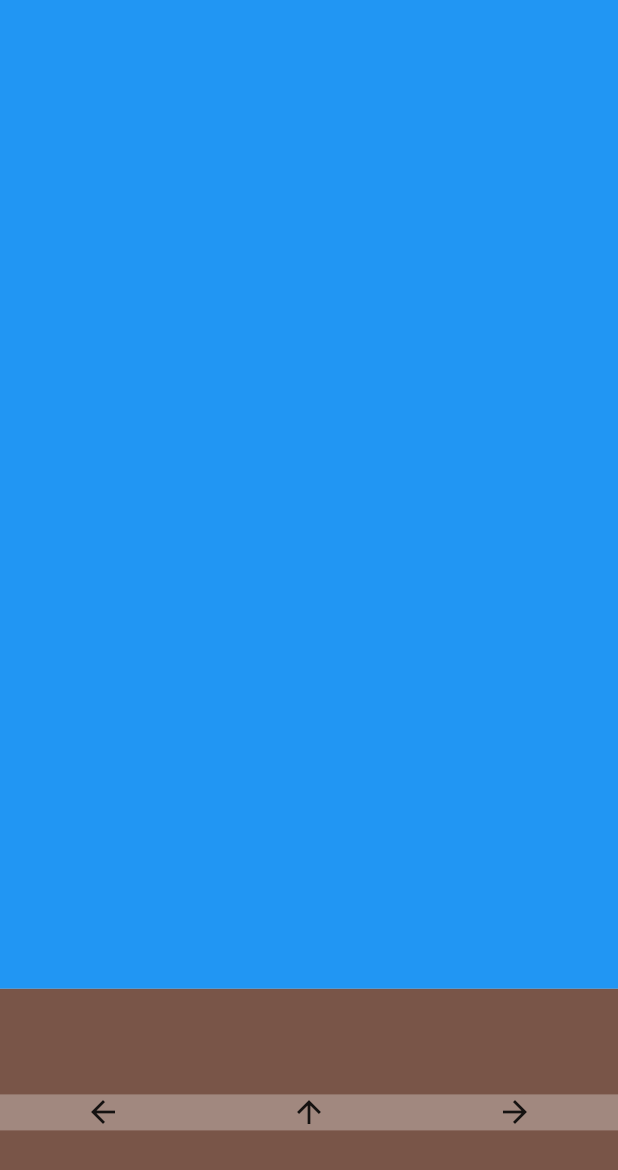
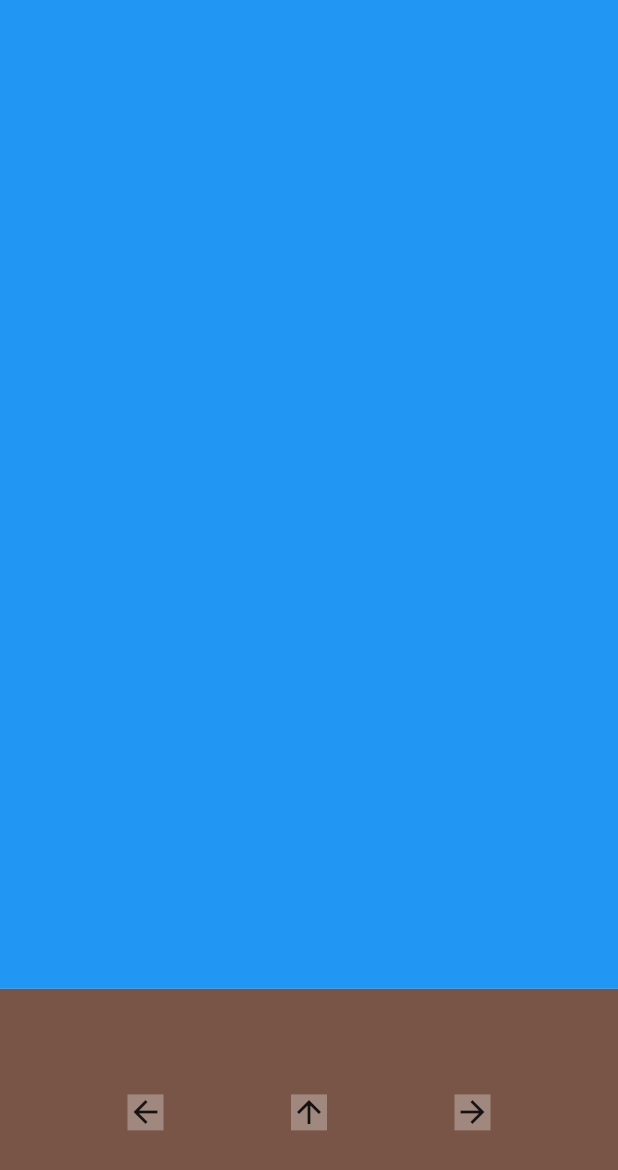
Before and after one commit to anurag-bit/Project-Mario_v2, a Flutter app: the screen it shows after launch, on a phone screen of 412 x 824 dp. Shown: the top 1170 px of the screen. Run offline on Flutter 3.47's test engine with Material 2 defaults, Android fonts, the phone set to English and light mode, and no system bars.

Commit message:
new codebase for Ui and resources for characters

```diff
--- a/mario/lib/button.dart
+++ b/mario/lib/button.dart
@@ -1 +1,15 @@
 import 'package:flutter/material.dart';
+
+class MyButton extends StatelessWidget {
+  final child;
+
+  MyButton({this.child});
+
+  @override
+  Widget build(BuildContext context) {
+    return Container(
+      color: Colors.brown[300],
+      child: child,
+    );
+  }
+}
--- a/mario/lib/homepage.dart
+++ b/mario/lib/homepage.dart
@@ -1,5 +1,6 @@
 import 'package:flutter/material.dart';
 import 'package:flutter/material.dart';
+import 'package:mario/button.dart';
 
 class HomePage extends StatefulWidget {
   @override
@@ -24,23 +25,14 @@ class _HomePageState extends State<HomePage> {
                 child: Row(
                     mainAxisAlignment: MainAxisAlignment.spaceEvenly,
                     children: [
-                      Expanded(
-                        child: Container(
-                          color: Colors.brown[300],
-                          child: Icon(Icons.arrow_back),
-                        ),
+                      MyButton(
+                        child: Icon(Icons.arrow_back),
                       ),
-                      Expanded(
-                        child: Container(
-                          color: Colors.brown[300],
-                          child: Icon(Icons.arrow_upward),
-                        ),
+                      MyButton(
+                        child: Icon(Icons.arrow_upward),
                       ),
-                      Expanded(
-                        child: Container(
-                          color: Colors.brown[300],
-                          child: Icon(Icons.arrow_forward),
-                        ),
+                      MyButton(
+                        child: Icon(Icons.arrow_forward),
                       )
                     ]))),
       ],
```
Also changed, not shown: mario/lib/Images/Running Mario 2.png (added), mario/lib/Images/Running Mario.png (added), mario/lib/Images/Small mario/Jumping Mario.png (added), mario/lib/Images/Small mario/Running Mario 2.png (added), mario/lib/Images/Small mario/Standing Mario.png (added), mario/lib/Images/Small mario/Standing mario 2.png (added), mario/lib/Images/Small mario/running mario 1.png (added), mario/lib/Images/Standing Mario.png (added).
